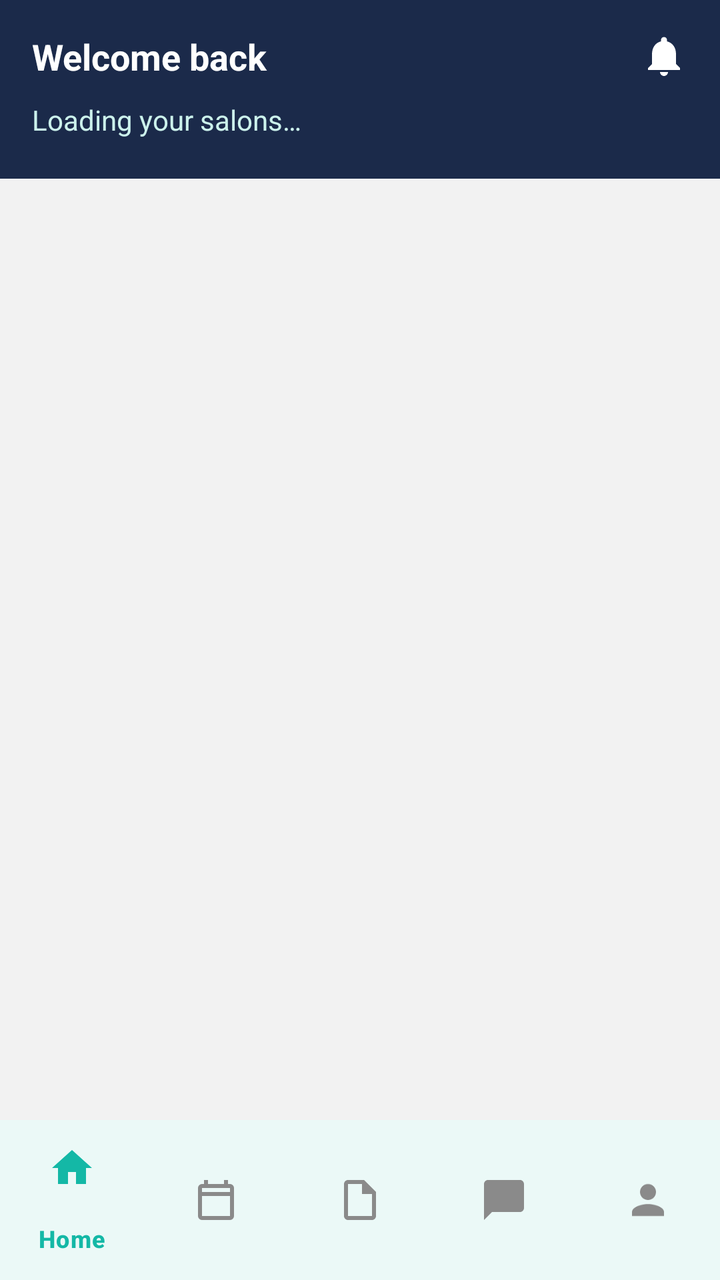
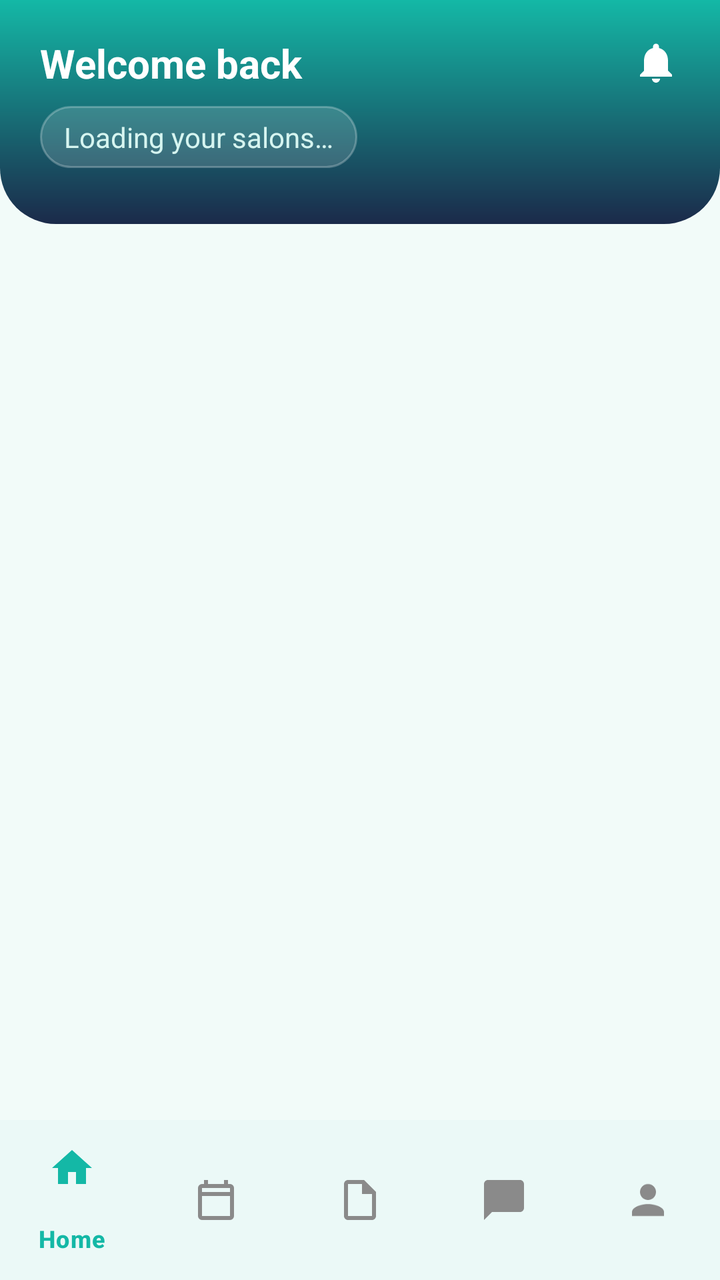

The first picture is an Android layout as it rendered before a commit; the second is the same layout after the commit. The layout source and the unified diff follow.
<!-- AndroidManifest.xml: application theme Theme.HairGo -->
<!-- res/layout/activity_owner_dashboard.xml -->
<?xml version="1.0" encoding="utf-8"?>
<androidx.constraintlayout.widget.ConstraintLayout
    xmlns:android="http://schemas.android.com/apk/res/android"
    xmlns:app="http://schemas.android.com/apk/res-auto"
    android:layout_width="match_parent"
    android:layout_height="match_parent"
    android:background="@color/grey_light">

    
    <LinearLayout
        android:id="@+id/ownerHeader"
        android:layout_width="0dp"
        android:layout_height="wrap_content"
        android:orientation="vertical"
        android:background="@color/navy"
        android:padding="16dp"
        app:layout_constraintTop_toTopOf="parent"
        app:layout_constraintStart_toStartOf="parent"
        app:layout_constraintEnd_toEndOf="parent">

        <LinearLayout
            android:layout_width="match_parent"
            android:layout_height="wrap_content"
            android:orientation="horizontal"
            android:gravity="center_vertical">

            <TextView
                android:id="@+id/tvOwnerGreeting"
                android:layout_width="0dp"
                android:layout_height="wrap_content"
                android:layout_weight="1"
                android:text="Welcome back"
                android:textColor="@color/white"
                android:textSize="18sp"
                android:textStyle="bold" />

            <ImageView
                android:id="@+id/ivNotificationBell"
                android:layout_width="24dp"
                android:layout_height="24dp"
                android:src="@drawable/ic_bell"
                android:contentDescription="Notifications" />
        </LinearLayout>

        <TextView
            android:id="@+id/tvSalonPicker"
            android:layout_width="wrap_content"
            android:layout_height="wrap_content"
            android:layout_marginTop="6dp"
            android:paddingTop="4dp"
            android:paddingBottom="4dp"
            android:text="Loading your salons…"
            android:textColor="@color/teal_light"
            android:textSize="14sp" />
    </LinearLayout>

    <FrameLayout
        android:id="@+id/ownerFragmentContainer"
        android:layout_width="0dp"
        android:layout_height="0dp"
        app:layout_constraintTop_toBottomOf="@id/ownerHeader"
        app:layout_constraintBottom_toTopOf="@id/ownerBottomNav"
        app:layout_constraintStart_toStartOf="parent"
        app:layout_constraintEnd_toEndOf="parent" />

    <ProgressBar
        android:id="@+id/progressOwner"
        android:layout_width="wrap_content"
        android:layout_height="wrap_content"
        android:indeterminateTint="@color/teal"
        app:layout_constraintTop_toBottomOf="@id/ownerHeader"
        app:layout_constraintBottom_toTopOf="@id/ownerBottomNav"
        app:layout_constraintStart_toStartOf="parent"
        app:layout_constraintEnd_toEndOf="parent" />

    <com.google.android.material.bottomnavigation.BottomNavigationView
        android:id="@+id/ownerBottomNav"
        android:layout_width="0dp"
        android:layout_height="wrap_content"
        android:background="@color/surface"
        app:itemIconTint="@color/bottom_nav_colour_selector"
        app:itemTextColor="@color/bottom_nav_colour_selector"
        app:menu="@menu/owner_bottom_nav_menu"
        app:layout_constraintBottom_toBottomOf="parent"
        app:layout_constraintStart_toStartOf="parent"
        app:layout_constraintEnd_toEndOf="parent" />

</androidx.constraintlayout.widget.ConstraintLayout>
<!-- resources referenced by this layout -->
<resources>
  <color name="grey_light">#F2F2F2</color>
  <color name="navy">#1B2A4A</color>
  <color name="surface">#FFFFFF</color>
  <color name="teal">#14B8A6</color>
  <color name="teal_light">#CCF2EC</color>
  <color name="white">#FFFFFF</color>
  <!-- drawable ic_bell (drawable) -->
  <vector xmlns:android="http://schemas.android.com/apk/res/android"
      android:width="24dp" android:height="24dp"
      android:viewportWidth="24" android:viewportHeight="24">
      <path android:fillColor="#FFFFFFFF"
          android:pathData="M12,22c1.1,0 2,-0.9 2,-2h-4c0,1.1 0.89,2 2,2zM18,16v-5c0,-3.07 -1.64,-5.64 -4.5,-6.32V4c0,-0.83 -0.67,-1.5 -1.5,-1.5s-1.5,0.67 -1.5,1.5v0.68C7.63,5.36 6,7.92 6,11v5l-2,2v1h16v-1l-2,-2z"/>
  </vector>
  <style name="Theme.HairGo" parent="Base.Theme.HairGo">
          <item name="snackbarStyle">@style/Widget.HairGo.Snackbar</item>
      </style>
  <style name="Base.Theme.HairGo" parent="Theme.Material3.DayNight.NoActionBar">
          <item name="colorPrimary">@color/teal</item>
          <item name="colorOnPrimary">@color/white</item>
          <item name="colorSurface">@color/surface</item>
          <item name="colorOnSurface">@color/text_primary</item>
          <item name="colorSurfaceVariant">@color/grey_light</item>
          <item name="colorOnSurfaceVariant">@color/grey_medium</item>
          <item name="colorOutline">@color/grey_border</item>
          <item name="android:colorBackground">@color/grey_light</item>
      </style>
  <style name="Widget.HairGo.Snackbar" parent="Widget.Material3.Snackbar">
          <item name="backgroundTint">@color/navy</item>
          <item name="android:textColor">@color/white</item>
          <item name="shapeAppearanceOverlay">@style/ShapeAppearanceOverlay.HairGo_Snackbar</item>
      </style>
  <color name="text_primary">#1A1A1A</color>
  <color name="grey_medium">#8A8A8A</color>
  <color name="grey_border">#E0E0E0</color>
  <style name="ShapeAppearanceOverlay.HairGo_Snackbar" parent="">
          <item name="cornerFamily">rounded</item>
          <item name="cornerSize">16dp</item>
      </style>
</resources>

<!-- the commit's change to res/layout/activity_owner_dashboard.xml (unified diff, before → after) -->
@@ -4,7 +4,7 @@
     xmlns:app="http://schemas.android.com/apk/res-auto"
     android:layout_width="match_parent"
     android:layout_height="match_parent"
-    android:background="@color/grey_light">
+    android:background="@color/home_bg">
 
     
     <LinearLayout
@@ -12,8 +12,11 @@
         android:layout_width="0dp"
         android:layout_height="wrap_content"
         android:orientation="vertical"
-        android:background="@color/navy"
-        android:padding="16dp"
+        android:background="@drawable/bg_home_header"
+        android:paddingStart="20dp"
+        android:paddingEnd="20dp"
+        android:paddingTop="18dp"
+        android:paddingBottom="28dp"
         app:layout_constraintTop_toTopOf="parent"
         app:layout_constraintStart_toStartOf="parent"
         app:layout_constraintEnd_toEndOf="parent">
@@ -30,8 +33,8 @@
                 android:layout_height="wrap_content"
                 android:layout_weight="1"
                 android:text="Welcome back"
-                android:textColor="@color/white"
-                android:textSize="18sp"
+                android:textColor="@color/home_header_text"
+                android:textSize="20sp"
                 android:textStyle="bold" />
 
             <ImageView
@@ -39,18 +42,22 @@
                 android:layout_width="24dp"
                 android:layout_height="24dp"
                 android:src="@drawable/ic_bell"
-                android:contentDescription="Notifications" />
+                android:contentDescription="Notifications"
+                app:tint="@color/home_header_text" />
         </LinearLayout>
 
         <TextView
             android:id="@+id/tvSalonPicker"
             android:layout_width="wrap_content"
             android:layout_height="wrap_content"
-            android:layout_marginTop="6dp"
-            android:paddingTop="4dp"
-            android:paddingBottom="4dp"
+            android:layout_marginTop="8dp"
+            android:background="@drawable/welcome_bg_chip"
+            android:paddingStart="12dp"
+            android:paddingTop="6dp"
+            android:paddingEnd="12dp"
+            android:paddingBottom="6dp"
             android:text="Loading your salons…"
-            android:textColor="@color/teal_light"
+            android:textColor="@color/home_header_subtext"
             android:textSize="14sp" />
     </LinearLayout>
 
<!-- resource entries referenced after the edit -->
@@ -1,10 +1,24 @@
 <!-- resources referenced by this layout -->
 <resources>
+  <color name="home_bg">#F2FBF9</color>
+  <color name="home_header_subtext">#D6F5F0</color>
+  <color name="home_header_text">#FFFFFF</color>
   <color name="grey_light">#F2F2F2</color>
   <color name="navy">#1B2A4A</color>
   <color name="surface">#FFFFFF</color>
   <color name="teal">#14B8A6</color>
-  <color name="teal_light">#CCF2EC</color>
+  <!-- drawable bg_home_header (drawable) -->
+  <?xml version="1.0" encoding="utf-8"?>
+  <shape xmlns:android="http://schemas.android.com/apk/res/android"
+      android:shape="rectangle">
+      <gradient
+          android:startColor="@color/home_header_start"
+          android:endColor="@color/home_header_end"
+          android:angle="270" />
+      <corners
+          android:bottomLeftRadius="28dp"
+          android:bottomRightRadius="28dp" />
+  </shape>
   <color name="white">#FFFFFF</color>
   <!-- drawable ic_bell (drawable) -->
   <vector xmlns:android="http://schemas.android.com/apk/res/android"
@@ -13,9 +27,19 @@
       <path android:fillColor="#FFFFFFFF"
           android:pathData="M12,22c1.1,0 2,-0.9 2,-2h-4c0,1.1 0.89,2 2,2zM18,16v-5c0,-3.07 -1.64,-5.64 -4.5,-6.32V4c0,-0.83 -0.67,-1.5 -1.5,-1.5s-1.5,0.67 -1.5,1.5v0.68C7.63,5.36 6,7.92 6,11v5l-2,2v1h16v-1l-2,-2z"/>
   </vector>
+  <!-- drawable welcome_bg_chip (drawable) -->
+  <?xml version="1.0" encoding="utf-8"?>
+  <shape xmlns:android="http://schemas.android.com/apk/res/android"
+      android:shape="rectangle">
+      <solid android:color="#26FFFFFF" />
+      <stroke android:width="1dp" android:color="#40FFFFFF" />
+      <corners android:radius="20dp" />
+  </shape>
   <style name="Theme.HairGo" parent="Base.Theme.HairGo">
           <item name="snackbarStyle">@style/Widget.HairGo.Snackbar</item>
       </style>
+  <color name="home_header_start">#14B8A6</color>
+  <color name="home_header_end">#1B2A4A</color>
   <style name="Base.Theme.HairGo" parent="Theme.Material3.DayNight.NoActionBar">
           <item name="colorPrimary">@color/teal</item>
           <item name="colorOnPrimary">@color/white</item>
